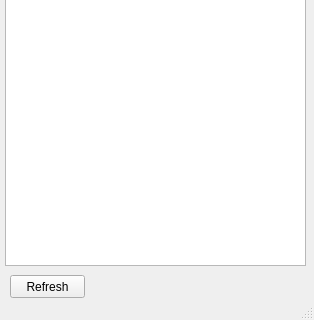
This is src/formCameraWindow/formcamwindow.ui in guanglun/GLMocap as Qt 5 draws it before an edit; both pictures show x 0 to 314 and y 221 to 541 of the 314 by 541 pixel window. The edited form follows.
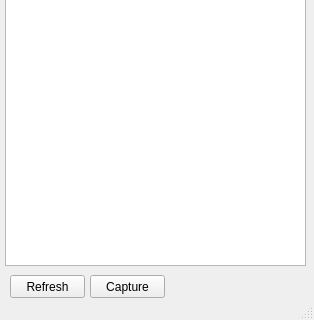
This is the edited form.

```diff
--- a/src/formCameraWindow/formcamwindow.ui
+++ b/src/formCameraWindow/formcamwindow.ui
@@ -49,6 +49,19 @@
      <string>Refresh</string>
     </property>
    </widget>
+   <widget class="QPushButton" name="pb_capture">
+    <property name="geometry">
+     <rect>
+      <x>90</x>
+      <y>460</y>
+      <width>75</width>
+      <height>23</height>
+     </rect>
+    </property>
+    <property name="text">
+     <string>Capture</string>
+    </property>
+   </widget>
   </widget>
   <widget class="QMenuBar" name="menuBar">
    <property name="geometry">
```
